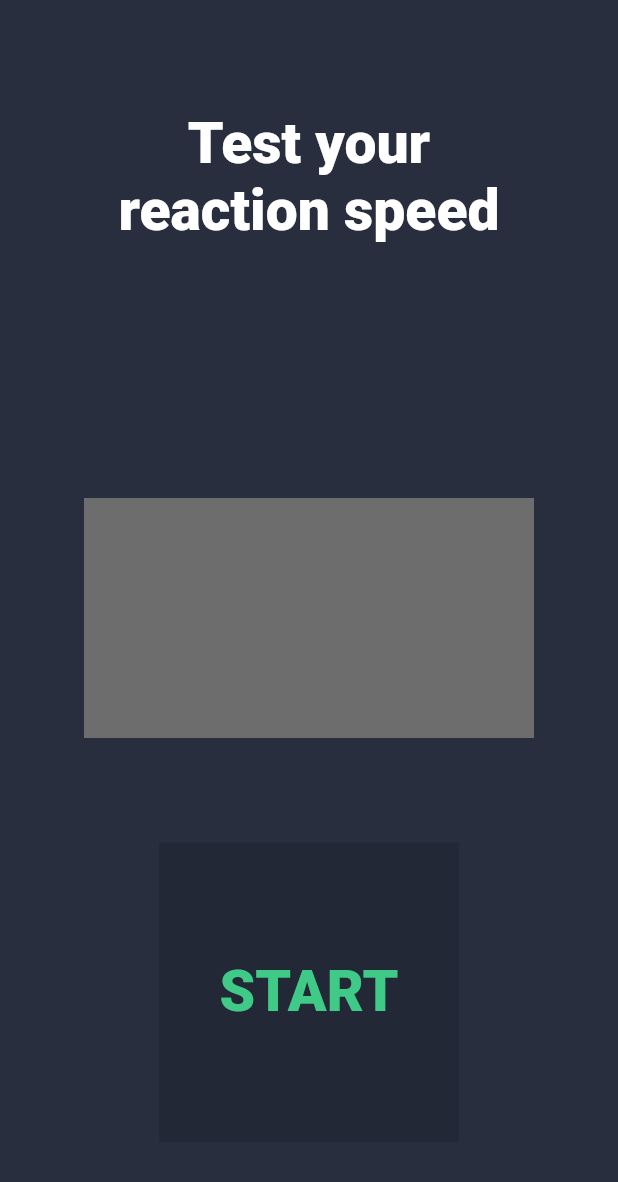
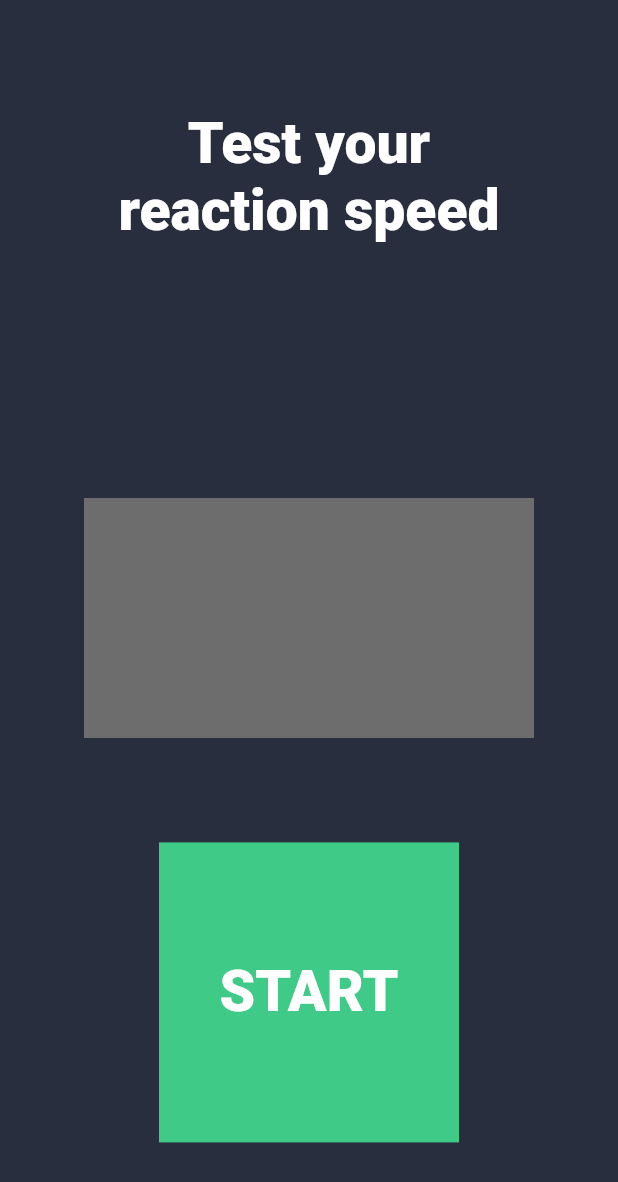
Before and after one commit to roman8361/flutter_push, a Flutter app: the screen it shows after launch, on a phone screen of 412 x 824 dp. Shown: the top 1182 px of the screen. Run offline on Flutter 3.47's test engine with Material 2 defaults, Android fonts, the phone set to English and light mode, and no system bars.

Commit message:
доработка

```diff
--- a/lib/main.dart
+++ b/lib/main.dart
@@ -32,7 +32,6 @@ class _MyHomePageState extends State<MyHomePage> {
 
   Timer? waitingTimer;
   Timer? stoppableTimer;
-  Color? buttonColor;
 
   @override
   Widget build(BuildContext context) {
@@ -87,17 +86,17 @@ class _MyHomePageState extends State<MyHomePage> {
                   }
                 }),
                 child: ColoredBox(
-                  color: Colors.black12,
+                  color: _getButtonColor(),
                   child: SizedBox(
                     height: 200,
                     width: 200,
                     child: Center(
                       child: Text(_getButtonText(),
-                          style: TextStyle(
+                          style: const TextStyle(
                               fontSize: 38,
                               fontWeight: FontWeight.w900,
-                              // color: Colors.white)),
-                              color: buttonColor)),
+                              color: Colors.white)),
+                      // color: buttonColor)),
                     ),
                   ),
                 ),
@@ -110,14 +109,22 @@ class _MyHomePageState extends State<MyHomePage> {
   String _getButtonText() {
     switch (gameState) {
       case GameState.readyToStart:
-        buttonColor = const Color(0xFF40CA88);
         return "START";
       case GameState.waiting:
-        buttonColor = const Color(0xFFE0982D);
         return "WAIT";
       case GameState.canBeStopped:
-        buttonColor = const Color(0xFFE02D47);
         return "STOP";
+    }
+  }
+
+  Color _getButtonColor() {
+    switch (gameState) {
+      case GameState.readyToStart:
+        return const Color(0xFF40CA88);
+      case GameState.waiting:
+        return const Color(0xFFE0982D);
+      case GameState.canBeStopped:
+        return const Color(0xFFE02D47);
     }
   }
 
```
